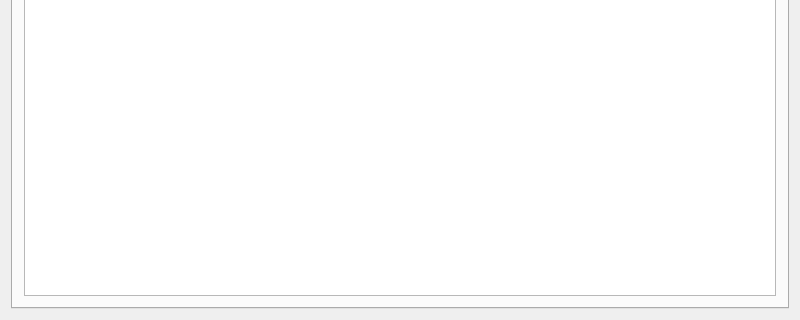
Syralist/PointsDiary, file pointsdiary.ui: the form before one commit; both pictures show x 0 to 800 and y 160 to 480 of the 800 by 480 pixel window.
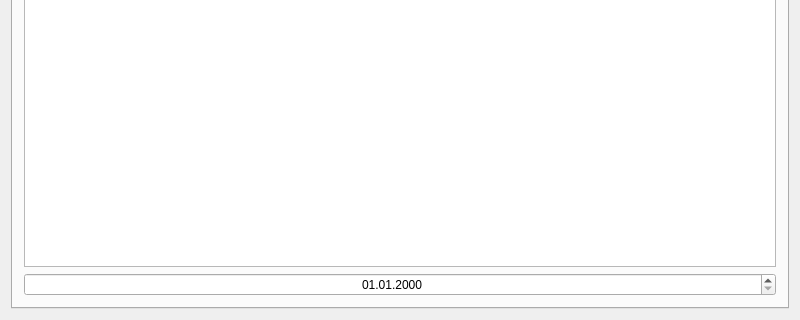
The form after the commit.

Commit message: Changed main view to QTableView. Added date picker.

The edit to the form file:
```diff
--- a/pointsdiary.ui
+++ b/pointsdiary.ui
@@ -28,9 +28,6 @@
         <string>Tag</string>
        </attribute>
        <layout class="QGridLayout" name="gridLayout_2">
-        <item row="2" column="0" colspan="3">
-         <widget class="QColumnView" name="columnView"/>
-        </item>
         <item row="0" column="0" colspan="3">
          <widget class="QLineEdit" name="lineEdit"/>
         </item>
@@ -54,6 +51,22 @@
           </property>
          </widget>
         </item>
+        <item row="3" column="0" colspan="3">
+         <widget class="QDateEdit" name="dateEdit">
+          <property name="alignment">
+           <set>Qt::AlignCenter</set>
+          </property>
+          <property name="keyboardTracking">
+           <bool>false</bool>
+          </property>
+          <property name="displayFormat">
+           <string>dd.MM.yyyy</string>
+          </property>
+         </widget>
+        </item>
+        <item row="2" column="0" colspan="3">
+         <widget class="QTableView" name="tableView"/>
+        </item>
        </layout>
       </widget>
       <widget class="QWidget" name="tab_2">
```
The commit also changes 2 other files.
